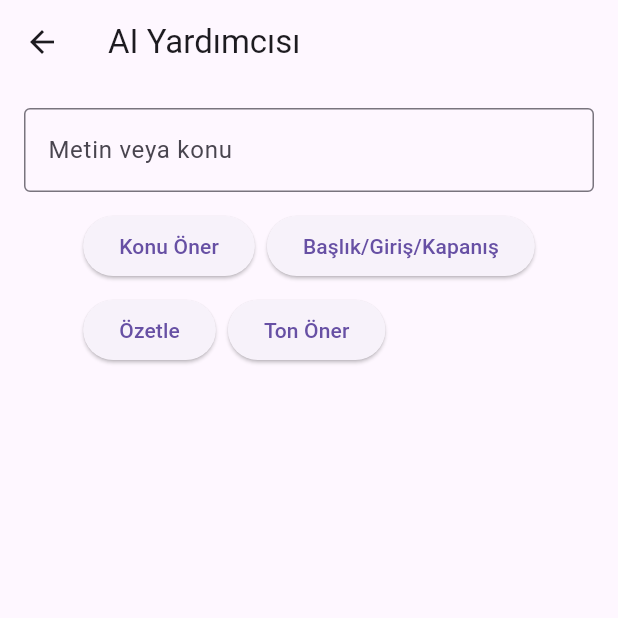
After one commit to fimgaaa/BlogApp, a Flutter app: the AiToolsPage screen opened directly, after a tap on "Başlık/Giriş/Kapanış", on a phone screen of 412 x 824 dp, the top half of it. The commit adds this screen. Run offline on Flutter 3.47's test engine with Material 3 defaults, Android fonts, the phone set to English and light mode, and no system bars; our stand-ins replace cloud_firestore, firebase_auth, firebase_core, firebase_storage, flutter_tts, google_generative_ai and 1 more; accounts and stored records are empty; network calls fail.

Commit message:
gemini api

```diff
--- /dev/null
+++ b/blog_app_son/lib/ai_tools_page.dart
@@ -0,0 +1,103 @@
+import 'package:flutter/material.dart';
+
+import 'services/gemini_service.dart';
+
+class AiToolsPage extends StatefulWidget {
+  const AiToolsPage({super.key});
+
+  @override
+  State<AiToolsPage> createState() => _AiToolsPageState();
+}
+
+class _AiToolsPageState extends State<AiToolsPage> {
+  final TextEditingController _inputController = TextEditingController();
+  final GeminiService _service = GeminiService();
+
+  String _result = '';
+  bool _loading = false;
+
+  Future<void> _run(Future<String> Function() action) async {
+    setState(() {
+      _loading = true;
+      _result = '';
+    });
+    try {
+      final r = await action();
+      setState(() {
+        _result = r;
+      });
+    } finally {
+      setState(() {
+        _loading = false;
+      });
+    }
+  }
+
+  @override
+  Widget build(BuildContext context) {
+    return Scaffold(
+      appBar: AppBar(title: const Text('AI Yardımcısı')),
+      body: Padding(
+        padding: const EdgeInsets.all(16),
+        child: Column(
+          children: [
+            TextField(
+              controller: _inputController,
+              decoration: const InputDecoration(
+                labelText: 'Metin veya konu',
+                border: OutlineInputBorder(),
+              ),
+              minLines: 1,
+              maxLines: 5,
+            ),
+            const SizedBox(height: 12),
+            Wrap(
+              spacing: 8,
+              runSpacing: 8,
+              children: [
+                ElevatedButton(
+                  onPressed:
+                      () => _run(() async {
+                        final topics = await _service.suggestTopics(
+                          _inputController.text,
+                        );
+                        return topics.join('\n');
+                      }),
+                  child: const Text('Konu Öner'),
+                ),
+                ElevatedButton(
+                  onPressed:
+                      () => _run(() async {
+                        final result = await _service.generateTitleIntroOutro(
+                          _inputController.text,
+                        );
+                        return 'Başlık: ${result['title'] ?? ''}\n\nGiriş: ${result['introduction'] ?? ''}\n\nKapanış: ${result['conclusion'] ?? ''}';
+                      }),
+                  child: const Text('Başlık/Giriş/Kapanış'),
+                ),
+                ElevatedButton(
+                  onPressed:
+                      () => _run(
+                        () => _service.summarizeText(_inputController.text),
+                      ),
+                  child: const Text('Özetle'),
+                ),
+                ElevatedButton(
+                  onPressed:
+                      () => _run(
+                        () => _service.suggestTone(_inputController.text),
+                      ),
+                  child: const Text('Ton Öner'),
+                ),
+              ],
+            ),
+            const SizedBox(height: 20),
+            if (_loading) const CircularProgressIndicator(),
+            if (!_loading)
+              Expanded(child: SingleChildScrollView(child: Text(_result))),
+          ],
+        ),
+      ),
+    );
+  }
+}
--- a/blog_app_son/lib/new_posts.dart
+++ b/blog_app_son/lib/new_posts.dart
@@ -4,7 +4,9 @@ import 'package:cloud_firestore/cloud_firestore.dart';
 import 'package:firebase_auth/firebase_auth.dart';
 import 'package:firebase_storage/firebase_storage.dart';
 import 'package:flutter/material.dart';
-import 'package:image_picker/image_picker.dart'; // image_picker paketi eklendi
+import 'package:image_picker/image_picker.dart';
+
+import 'ai_tools_page.dart';
 
 class NewPostPage extends StatefulWidget {
   @override
@@ -185,6 +187,16 @@ class _NewPostPageState extends State<NewPostPage> {
         title: Text("Yeni Blog Yazısı"),
         actions: [
           IconButton(
+            icon: Icon(Icons.lightbulb_outline),
+            tooltip: "AI Yardımcısı",
+            onPressed: () {
+              Navigator.push(
+                context,
+                MaterialPageRoute(builder: (context) => const AiToolsPage()),
+              );
+            },
+          ),
+          IconButton(
             icon: Icon(Icons.save),
             tooltip: "Kaydet",
             onPressed: _savePost,
--- /dev/null
+++ b/blog_app_son/lib/services/gemini_api_key.dart
@@ -0,0 +1 @@
+const String geminiApiKey = 'YOUR_GEMINI_API_KEY';
--- /dev/null
+++ b/blog_app_son/lib/services/gemini_service.dart
@@ -0,0 +1,59 @@
+import 'package:google_generative_ai/google_generative_ai.dart';
+
+import 'gemini_api_key.dart';
+
+class GeminiService {
+  GeminiService() {
+    _model = GenerativeModel(model: 'gemini-pro', apiKey: geminiApiKey);
+  }
+
+  late final GenerativeModel _model;
+
+  Future<List<String>> suggestTopics(String input) async {
+    final prompt = 'Konu önerileri üret: $input';
+    final response = await _model.generateContent([Content.text(prompt)]);
+    final text = response.text ?? '';
+    return text.split('\n').where((e) => e.trim().isNotEmpty).toList();
+  }
+
+  Future<Map<String, String>> generateTitleIntroOutro(String topic) async {
+    final prompt =
+        '"$topic" konusunda etkileyici bir başlık, giriş cümlesi ve kapanış cümlesi üret. '
+        'Format:\nTitle: ...\nIntroduction: ...\nConclusion: ...';
+    final response = await _model.generateContent([Content.text(prompt)]);
+    final text = response.text ?? '';
+    final result = <String, String>{};
+    for (var line in text.split('\n')) {
+      if (line.toLowerCase().startsWith('title:')) {
+        final parts = line.split(':');
+        if (parts.length > 1) {
+          result['title'] = parts.sublist(1).join(':').trim();
+        }
+      } else if (line.toLowerCase().startsWith('introduction:')) {
+        final parts = line.split(':');
+        if (parts.length > 1) {
+          result['introduction'] = parts.sublist(1).join(':').trim();
+        }
+      } else if (line.toLowerCase().startsWith('conclusion:')) {
+        final parts = line.split(':');
+        if (parts.length > 1) {
+          result['conclusion'] = parts.sublist(1).join(':').trim();
+        }
+      }
+    }
+    return result;
+  }
+
+  Future<String> summarizeText(String text) async {
+    final prompt = 'Şu metni özetle:\n$text';
+    final response = await _model.generateContent([Content.text(prompt)]);
+    return response.text ?? '';
+  }
+
+  Future<String> suggestTone(String text) async {
+    final prompt =
+        'Bu yazı için uygun yazım tonlarını öner (örnek: esprili, ciddi):\n$text';
+    final response = await _model.generateContent([Content.text(prompt)]);
+    return response.text ?? '';
+  }
+}
--- a/blog_app_son/pubspec.yaml
+++ b/blog_app_son/pubspec.yaml
@@ -38,6 +38,7 @@ dependencies:
   cloud_firestore: ^4.15.10
   firebase_storage: ^11.6.0
   flutter_tts: ^3.8.0
+  google_generative_ai: ^0.2.0
 
 
 
```
Also changed, not shown: blog_app_son/pubspec.lock.
